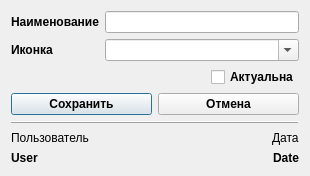
Before: the Qt Designer form crm_r_loine/source/crm_dialog/dlg_cppsst.ui in dekalo64/RLine, drawn with Qt 5.
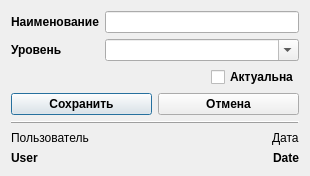
After: the same form once the commit is applied.

Commit message: [*] - Мелкие правки диалогового окна

The edit to the form file:
```diff
--- a/crm_r_loine/source/crm_dialog/dlg_cppsst.ui
+++ b/crm_r_loine/source/crm_dialog/dlg_cppsst.ui
@@ -78,7 +78,7 @@
         </font>
        </property>
        <property name="text">
-        <string>Иконка</string>
+        <string>Уровень</string>
        </property>
       </widget>
      </item>
```
Left out of the diff: 6 changed lines with no effect on the pictures. The commit also changes 2 other files.
